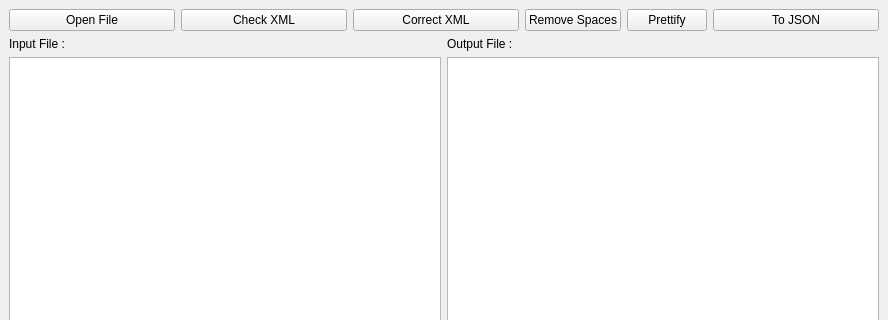
Above: mainwindow.ui from mariam199911/XML-project before the change; both pictures show x 0 to 888 and y 0 to 320 of the 888 by 697 pixel window. Below: the same form after it.
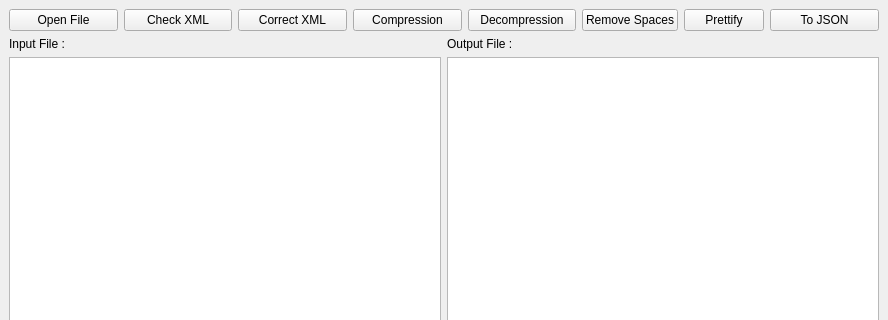
That is the form after the change.

What changed in the file:
```diff
--- a/mainwindow.ui
+++ b/mainwindow.ui
@@ -40,6 +40,20 @@
           </property>
          </widget>
         </item>
+        <item>
+         <widget class="QPushButton" name="compression_Button">
+          <property name="text">
+           <string>Compression</string>
+          </property>
+         </widget>
+        </item>
+        <item>
+         <widget class="QPushButton" name="Decompression_Button">
+          <property name="text">
+           <string>Decompression</string>
+          </property>
+         </widget>
+        </item>
         <item>
          <widget class="QPushButton" name="Remove_Spaces">
           <property name="sizePolicy">
```
